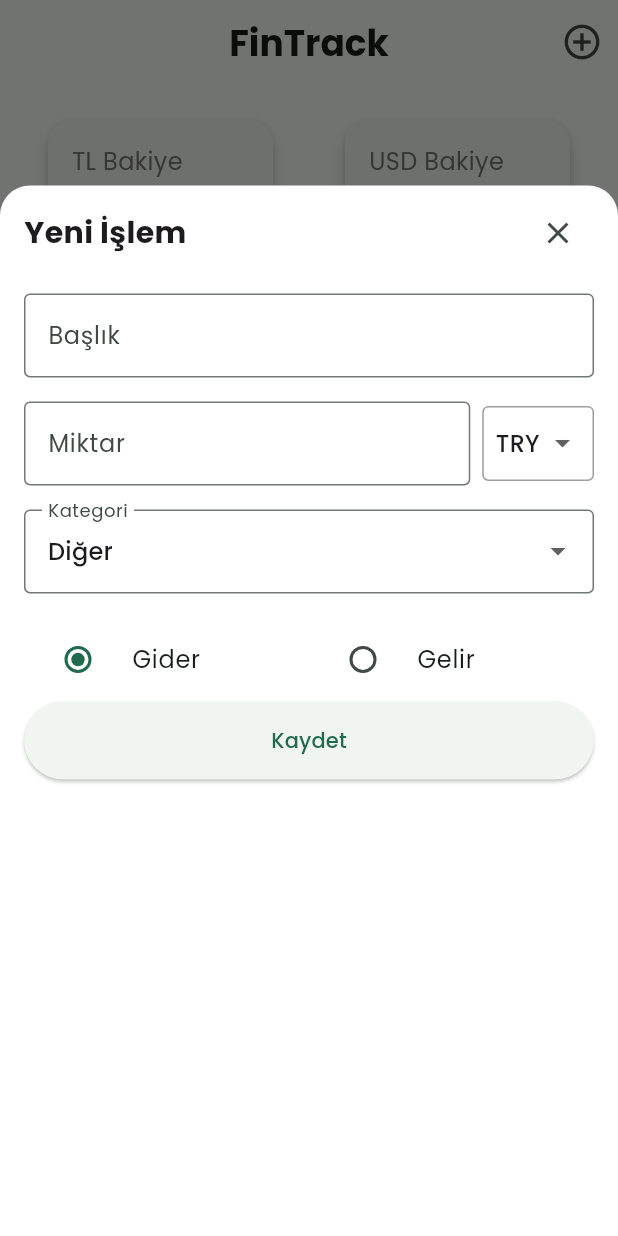
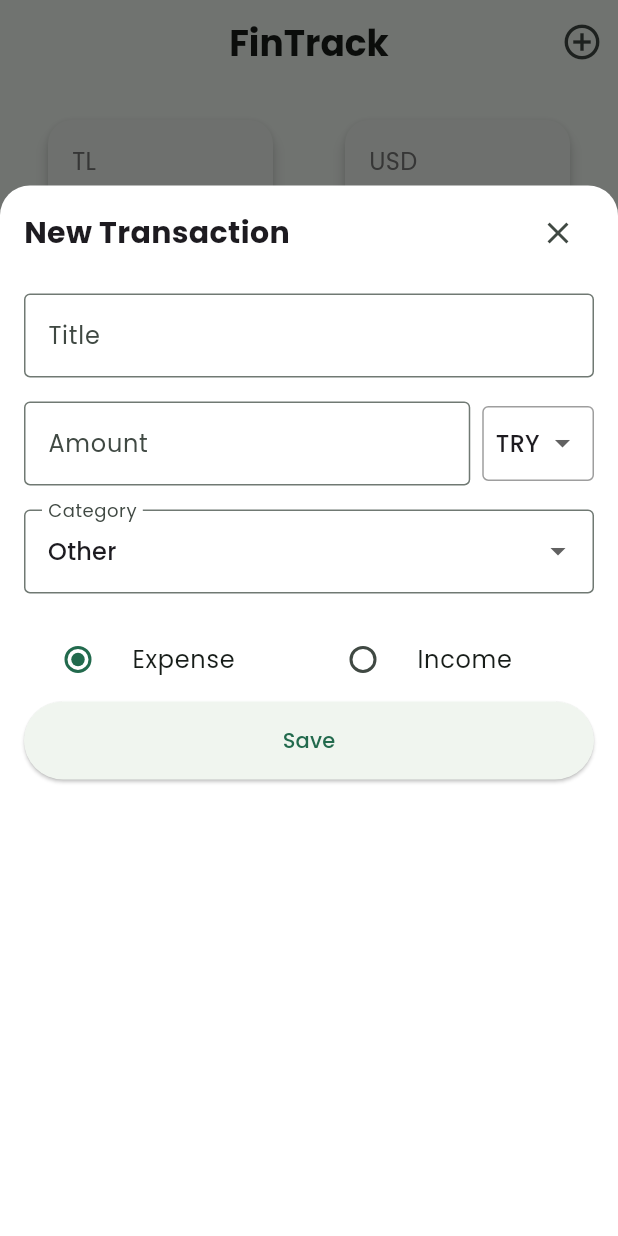
Before and after one commit to keremtegiz/fintrack, a Flutter app: the screen it shows after launch, after a tap on the "add circle outline" icon, on a phone screen of 412 x 824 dp. Run offline on Flutter 3.47's test engine with Material 3 defaults, Android fonts, the phone set to English and light mode, and no system bars; drawn by our look-alikes of flutter_animate; our stand-ins replace firebase_auth, fl_chart, google_fonts, sqflite; accounts and stored records are empty; network calls fail.

Commit message:
tr to eng

```diff
--- a/lib/main.dart
+++ b/lib/main.dart
@@ -106,15 +106,15 @@ class _DashboardScreenState extends State<DashboardScreen> {
     BottomNavigationBarItem(
         icon: Icon(Icons.home_outlined),
         activeIcon: Icon(Icons.home),
-        label: "Ana Sayfa"),
+        label: "Home"),
     BottomNavigationBarItem(
         icon: Icon(Icons.account_balance_wallet_outlined),
         activeIcon: Icon(Icons.account_balance_wallet),
-        label: "Bütçe"),
+        label: "Budget"),
     BottomNavigationBarItem(
         icon: Icon(Icons.settings_outlined),
         activeIcon: Icon(Icons.settings),
-        label: "Kur"),
+        label: "Currency"),
   ];
 
   void _onItemTapped(int index) {
--- a/lib/screens/budget_screen.dart
+++ b/lib/screens/budget_screen.dart
@@ -24,18 +24,18 @@ class _BudgetScreenState extends State<BudgetScreen>
   final _formKey = GlobalKey<FormState>();
   final _limitController = TextEditingController();
   final _categoryController = TextEditingController();
-  String _selectedCategory = 'Diğer';
+  String _selectedCategory = 'Other';
 
   final List<String> _categories = [
-    'Yemek',
-    'Ulaşım',
-    'Alışveriş',
-    'Eğlence',
-    'Sağlık',
-    'Eğitim',
-    'Fatura',
-    'Kuaför',
-    'Diğer',
+    'Food',
+    'Transportation',
+    'Shopping',
+    'Entertainment',
+    'Health',
+    'Education',
+    'Bills',
+    'Haircut',
+    'Other',
   ];
 
   @override
@@ -74,7 +74,7 @@ class _BudgetScreenState extends State<BudgetScreen>
       builder: (BuildContext context) {
         return AlertDialog(
           title: Text(
-            '${budget.category} Bütçe Detayı',
+            '${budget.category} Budget Details',
             style: GoogleFonts.poppins(fontWeight: FontWeight.bold),
           ),
           content: Column(
@@ -86,7 +86,7 @@ class _BudgetScreenState extends State<BudgetScreen>
                   style: GoogleFonts.poppins(color: Colors.black),
                   children: [
                     const TextSpan(
-                      text: 'Toplam Bütçe: ',
+                      text: 'Total Budget: ',
                       style: TextStyle(fontWeight: FontWeight.bold),
                     ),
                     TextSpan(
@@ -101,7 +101,7 @@ class _BudgetScreenState extends State<BudgetScreen>
                   style: GoogleFonts.poppins(color: Colors.black),
                   children: [
                     const TextSpan(
-                      text: 'Harcanan: ',
+                      text: 'Spent: ',
                       style: TextStyle(fontWeight: FontWeight.bold),
                     ),
                     TextSpan(
@@ -119,7 +119,7 @@ class _BudgetScreenState extends State<BudgetScreen>
                   style: GoogleFonts.poppins(color: Colors.black),
                   children: [
                     const TextSpan(
-                      text: 'Kalan: ',
+                      text: 'Remaining: ',
                       style: TextStyle(fontWeight: FontWeight.bold),
                     ),
                     TextSpan(
@@ -145,7 +145,7 @@ class _BudgetScreenState extends State<BudgetScreen>
           ),
           actions: [
             TextButton(
-              child: Text('Kapat', style: GoogleFonts.poppins()),
+              child: Text('Close', style: GoogleFonts.poppins()),
               onPressed: () => Navigator.of(context).pop(),
             ),
           ],
@@ -159,7 +159,7 @@ class _BudgetScreenState extends State<BudgetScreen>
     return Scaffold(
       appBar: AppBar(
         title: Text(
-          'Bütçe Yönetimi',
+          'Budget Management',
           style: GoogleFonts.poppins(
             fontWeight: FontWeight.bold,
             fontSize: 24,
@@ -183,7 +183,7 @@ class _BudgetScreenState extends State<BudgetScreen>
           if (budgets.isEmpty) {
             return Center(
               child: Text(
-                'Henüz bütçe tanımı yok',
+                'No budgets defined yet',
                 style: GoogleFonts.poppins(
                   fontSize: 16,
                   color: Colors.grey[600],
@@ -283,7 +283,7 @@ class _AddBudgetDialogState extends State<_AddBudgetDialog> {
   Widget build(BuildContext context) {
     return AlertDialog(
       title: Text(
-        'Yeni Bütçe Ekle',
+        'Add New Budget',
         style: GoogleFonts.poppins(
           fontSize: 20,
           fontWeight: FontWeight.bold,
@@ -299,7 +299,7 @@ class _AddBudgetDialogState extends State<_AddBudgetDialog> {
               DropdownButtonFormField<String>(
                 value: _selectedCategory,
                 decoration: const InputDecoration(
-                  labelText: 'Kategori',
+                  labelText: 'Category',
                   border: OutlineInputBorder(),
                 ),
                 items: widget.categories.map((category) {
@@ -317,7 +317,7 @@ class _AddBudgetDialogState extends State<_AddBudgetDialog> {
                 },
                 validator: (value) {
                   if (value == null || value.isEmpty) {
-                    return 'Lütfen bir kategori seçin';
+                    return 'Please select a category';
                   }
                   return null;
                 },
@@ -326,17 +326,17 @@ class _AddBudgetDialogState extends State<_AddBudgetDialog> {
               TextFormField(
                 controller: _limitController,
                 decoration: const InputDecoration(
-                  labelText: 'Bütçe Limiti',
+                  labelText: 'Budget Limit',
                   border: OutlineInputBorder(),
                   prefixText: '₺',
                 ),
                 keyboardType: TextInputType.number,
                 validator: (value) {
                   if (value == null || value.isEmpty) {
-                    return 'Lütfen bir limit girin';
+                    return 'Please enter a limit';
                   }
                   if (double.tryParse(value) == null) {
-                    return 'Geçerli bir sayı girin';
+                    return 'Please enter a valid number';
                   }
                   return null;
                 },
@@ -351,7 +351,7 @@ class _AddBudgetDialogState extends State<_AddBudgetDialog> {
             Navigator.of(context).pop();
           },
           child: Text(
-            'İptal',
+            'Cancel',
             style: GoogleFonts.poppins(color: Colors.grey[700]),
           ),
         ),
@@ -374,17 +374,17 @@ class _AddBudgetDialogState extends State<_AddBudgetDialog> {
                 widget.onBudgetAdded(_selectedCategory);
                 Navigator.of(context).pop();
               } catch (e) {
-                print("Budget eklenirken hata: $e");
+                print("Error adding budget: $e");
                 if (mounted) {
                   ScaffoldMessenger.of(context).showSnackBar(
-                    SnackBar(content: Text('Bütçe eklenemedi: $e')),
+                    SnackBar(content: Text('Failed to add budget: $e')),
                   );
                 }
               }
             }
           },
           child: Text(
-            'Ekle',
+            'Add',
             style: GoogleFonts.poppins(
               fontWeight: FontWeight.bold,
             ),
@@ -423,7 +423,7 @@ class _BudgetOverviewCard extends StatelessWidget {
                   crossAxisAlignment: CrossAxisAlignment.start,
                   children: [
                     Text(
-                      'Toplam Bütçe',
+                      'Total Budget',
                       style: Theme.of(context).textTheme.titleMedium?.copyWith(
                             color: Colors.grey[600],
                           ),
@@ -448,7 +448,7 @@ class _BudgetOverviewCard extends StatelessWidget {
                     borderRadius: BorderRadius.circular(8),
                   ),
                   child: Text(
-                    '%${spentPercentage.toStringAsFixed(1)} kullanıldı',
+                    '%${spentPercentage.toStringAsFixed(1)} used',
                     style: TextStyle(
                       color: (spentPercentage > 90) ? Colors.red : Colors.green,
                       fontWeight: FontWeight.bold,
@@ -474,12 +474,12 @@ class _BudgetOverviewCard extends StatelessWidget {
               mainAxisAlignment: MainAxisAlignment.spaceBetween,
               children: [
                 _BudgetStatItem(
-                  title: 'Harcanan',
+                  title: 'Spent',
                   amount: totalSpent,
                   color: Colors.orange,
                 ),
                 _BudgetStatItem(
-                  title: 'Kalan',
+                  title: 'Remaining',
                   amount: remainingBudget,
                   color: Colors.green,
                 ),
@@ -561,7 +561,7 @@ class _BudgetPieChart extends StatelessWidget {
             ),
             const SizedBox(height: 16),
             SizedBox(
-              height: 250,
+              height: 200,
               child: Row(
                 children: [
                   Expanded(
@@ -569,7 +569,7 @@ class _BudgetPieChart extends StatelessWidget {
                     child: PieChart(
                       PieChartData(
                         sectionsSpace: 2,
-                        centerSpaceRadius: 35,
+                        centerSpaceRadius: 25,
                         sections: budgets.map((budget) {
                           final index = budgets.indexOf(budget);
                           final color =
@@ -579,9 +579,9 @@ class _BudgetPieChart extends StatelessWidget {
                             value: budget.spent,
                             title:
                                 '${(budget.spentPercentage).toStringAsFixed(0)}%',
-                            radius: 90,
+                            radius: 70,
                             titleStyle: const TextStyle(
-                              fontSize: 14,
+                              fontSize: 12,
                               fontWeight: FontWeight.bold,
                               color: Colors.white,
                             ),
@@ -1022,7 +1022,7 @@ class _BudgetList extends StatelessWidget {
                           mainAxisAlignment: MainAxisAlignment.spaceBetween,
                           children: [
                             Text(
-                              'Harcanan: ₺${budget.spent.toStringAsFixed(2)}',
+                              'Spent: ₺${budget.spent.toStringAsFixed(2)}',
                               style: const TextStyle(color: Colors.grey),
                             ),
                             Text(
--- a/lib/screens/home_screen.dart
+++ b/lib/screens/home_screen.dart
@@ -150,7 +150,7 @@ class _HomeScreenState extends State<HomeScreen>
                               crossAxisAlignment: CrossAxisAlignment.start,
                               children: [
                                 Text(
-                                  'TL Bakiye',
+                                  'TL',
                                   style: GoogleFonts.poppins(
                                     fontSize: 16,
                                     color: Colors.grey[600],
@@ -181,7 +181,7 @@ class _HomeScreenState extends State<HomeScreen>
                               crossAxisAlignment: CrossAxisAlignment.start,
                               children: [
                                 Text(
-                                  'USD Bakiye',
+                                  'USD ',
                                   style: GoogleFonts.poppins(
                                     fontSize: 16,
                                     color: Colors.grey[600],
@@ -230,7 +230,7 @@ class _HomeScreenState extends State<HomeScreen>
                             });
                           },
                           icon: const Icon(Icons.filter_list_off),
-                          label: const Text('Filtreyi Kaldır'),
+                          label: const Text('Remove Filter'),
                           style: ElevatedButton.styleFrom(
                             backgroundColor: Colors.orange,
                             foregroundColor: Colors.white,
@@ -316,7 +316,7 @@ class _HomeScreenState extends State<HomeScreen>
                                   style: GoogleFonts.poppins(),
                                 ),
                                 action: SnackBarAction(
-                                  label: 'GERI AL',
+                                  label: '',
                                   onPressed: () {
                                     Provider.of<TransactionProvider>(context,
                                             listen: false)
@@ -402,7 +402,7 @@ class _HomeScreenState extends State<HomeScreen>
       crossAxisAlignment: CrossAxisAlignment.start,
       children: [
         Text(
-          'Bütçe Kategorileri',
+          'Budget Categories',
           style: GoogleFonts.poppins(
             fontSize: 18,
             fontWeight: FontWeight.bold,
@@ -463,7 +463,7 @@ class _HomeScreenState extends State<HomeScreen>
                           ),
                         ),
                         Text(
-                          '₺${remaining.toStringAsFixed(0)} kaldı',
+                          '₺${remaining.toStringAsFixed(0)} remaining',
                           style: GoogleFonts.poppins(
                             fontSize: 10,
                             color: isOverBudget ? Colors.red : Colors.green,
--- a/lib/screens/transaction_form_screen.dart
+++ b/lib/screens/transaction_form_screen.dart
@@ -18,19 +18,19 @@ class _TransactionFormScreenState extends State<TransactionFormScreen> {
   final _titleController = TextEditingController();
   final _amountController = TextEditingController();
   String _selectedType = 'expense';
-  String _selectedCategory = 'Diğer';
+  String _selectedCategory = 'Other';
   String _selectedCurrency = 'TRY';
 
   List<String> _categories = [
-    'Yemek',
-    'Ulaşım',
-    'Alışveriş',
-    'Eğlence',
-    'Sağlık',
-    'Eğitim',
-    'Fatura',
-    'Kuaför',
-    'Diğer',
+    'Food',
+    'Transportation',
+    'Shopping',
+    'Entertainment',
+    'Health',
+    'Education',
+    'Bills',
+    'Self Care  ',
+    'Other',
   ];
 
   final List<String> _currencies = ['TRY', 'USD'];
@@ -55,7 +55,10 @@ class _TransactionFormScreenState extends State<TransactionFormScreen> {
     // Eğer bütçeler varsa, kategorileri güncelle
     if (budgetCategories.isNotEmpty) {
       // Önce mevcut sabit kategorileri ve bütçe kategorilerini birleştir
-      final Set<String> uniqueCategories = {..._categories, ...budgetCategories};
+      final Set<String> uniqueCategories = {
+        ..._categories,
+        ...budgetCategories
+      };
 
       setState(() {
         _categories = uniqueCategories.toList();
@@ -121,7 +124,9 @@ class _TransactionFormScreenState extends State<TransactionFormScreen> {
         }
 
         final amount = double.tryParse(_amountController.text) ?? 0;
-        final remainingBudget = budget.limit - budget.spent - (_selectedType == 'expense' ? amount : 0);
+        final remainingBudget = budget.limit -
+            budget.spent -
+            (_selectedType == 'expense' ? amount : 0);
 
         return Padding(
           padding: const EdgeInsets.only(bottom: 16),
@@ -188,7 +193,8 @@ class _TransactionFormScreenState extends State<TransactionFormScreen> {
   @override
   Widget build(BuildContext context) {
     return Padding(
-      padding: EdgeInsets.fromLTRB(16, 8, 16, MediaQuery.of(context).viewInsets.bottom + 16),
+      padding: EdgeInsets.fromLTRB(
+          16, 8, 16, MediaQuery.of(context).viewInsets.bottom + 16),
       child: Form(
         key: _formKey,
         child: Column(
@@ -199,7 +205,7 @@ class _TransactionFormScreenState extends State<TransactionFormScreen> {
               mainAxisAlignment: MainAxisAlignment.spaceBetween,
               children: [
                 Text(
-                  'Yeni İşlem',
+                  'New Transaction',
                   style: GoogleFonts.poppins(
                     fontSize: 20,
                     fontWeight: FontWeight.bold,
@@ -215,12 +221,12 @@ class _TransactionFormScreenState extends State<TransactionFormScreen> {
             TextFormField(
               controller: _titleController,
               decoration: const InputDecoration(
-                labelText: 'Başlık',
+                labelText: 'Title',
                 border: OutlineInputBorder(),
               ),
               validator: (value) {
                 if (value == null || value.isEmpty) {
-                  return 'Lütfen bir başlık girin';
+                  return 'Please enter a title';
                 }
                 return null;
               },
@@ -232,17 +238,17 @@ class _TransactionFormScreenState extends State<TransactionFormScreen> {
                   child: TextFormField(
                     controller: _amountController,
                     decoration: InputDecoration(
-                      labelText: 'Miktar',
+                      labelText: 'Amount',
                       border: const OutlineInputBorder(),
                       prefixText: _selectedCurrency == 'TRY' ? '₺' : '\$',
                     ),
                     keyboardType: TextInputType.number,
                     validator: (value) {
                       if (value == null || value.isEmpty) {
-                        return 'Lütfen bir miktar girin';
+                        return 'Please enter an amount';
                       }
                       if (double.tryParse(value) == null) {
-                        return 'Geçerli bir sayı girin';
+                        return 'Please enter a valid number';
                       }
                       return null;
                     },
@@ -281,13 +287,15 @@ class _TransactionFormScreenState extends State<TransactionFormScreen> {
             DropdownButtonFormField<String>(
               value: _selectedCategory,
               decoration: const InputDecoration(
-                labelText: 'Kategori',
+                labelText: 'Category',
                 border: OutlineInputBorder(),
               ),
               items: _categories.map((category) {
                 // Bütçeli kategorileri işaretle
-                final budgetProvider = Provider.of<BudgetProvider>(context, listen: false);
-                final hasBudget = budgetProvider.budgets.any((b) => b.category == category);
+                final budgetProvider =
+                    Provider.of<BudgetProvider>(context, listen: false);
+                final hasBudget =
+                    budgetProvider.budgets.any((b) => b.category == category);
 
                 return DropdownMenuItem(
                   value: category,
@@ -297,7 +305,8 @@ class _TransactionFormScreenState extends State<TransactionFormScreen> {
                       if (hasBudget)
                         const Padding(
                           padding: EdgeInsets.only(left: 8.0),
-                          child: Icon(Icons.account_balance_wallet, size: 16, color: Colors.green),
+                          child: Icon(Icons.account_balance_wallet,
+                              size: 16, color: Colors.green),
                         ),
                     ],
                   ),
@@ -314,7 +323,7 @@ class _TransactionFormScreenState extends State<TransactionFormScreen> {
               children: [
                 Expanded(
                   child: RadioListTile<String>(
-                    title: const Text('Gider'),
+                    title: const Text('Expense'),
                     value: 'expense',
                     groupValue: _selectedType,
                     onChanged: (value) {
@@ -326,7 +335,7 @@ class _TransactionFormScreenState extends State<TransactionFormScreen> {
                 ),
                 Expanded(
                   child: RadioListTile<String>(
-                    title: const Text('Gelir'),
+                    title: const Text('Income'),
                     value: 'income',
                     groupValue: _selectedType,
                     onChanged: (value) {
@@ -344,7 +353,7 @@ class _TransactionFormScreenState extends State<TransactionFormScreen> {
               style: ElevatedButton.styleFrom(
                 padding: const EdgeInsets.symmetric(vertical: 16),
               ),
-              child: const Text('Kaydet'),
+              child: const Text('Save'),
             ),
           ],
         ),
```
